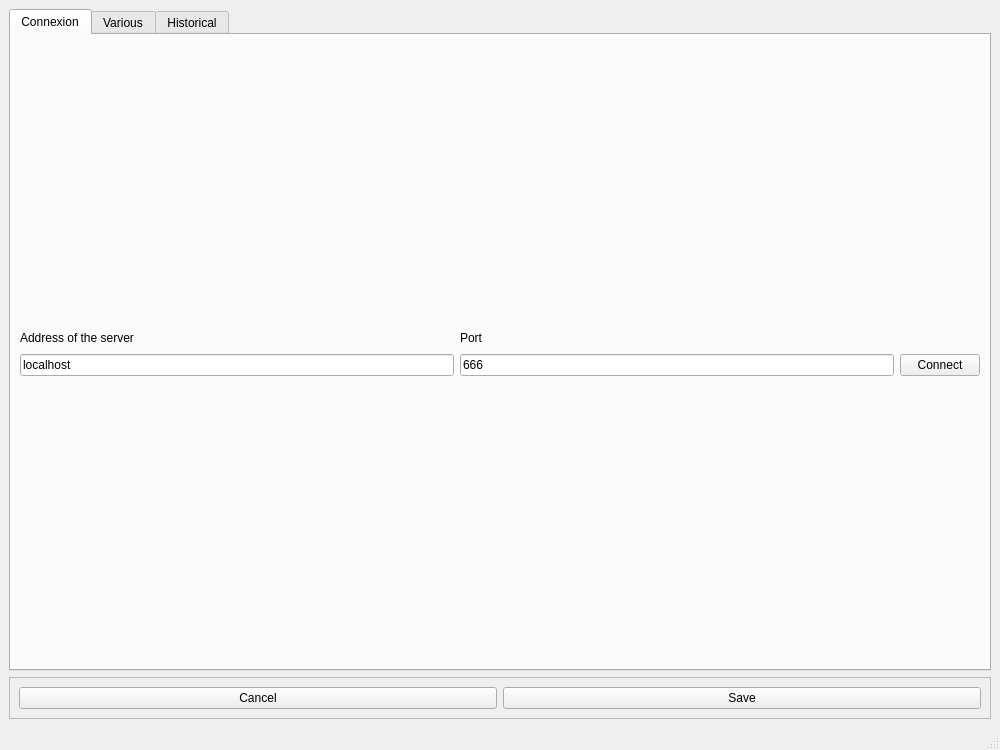
cbgp/diyabc, file python_interface/uis/preferences.ui: the form before one commit.
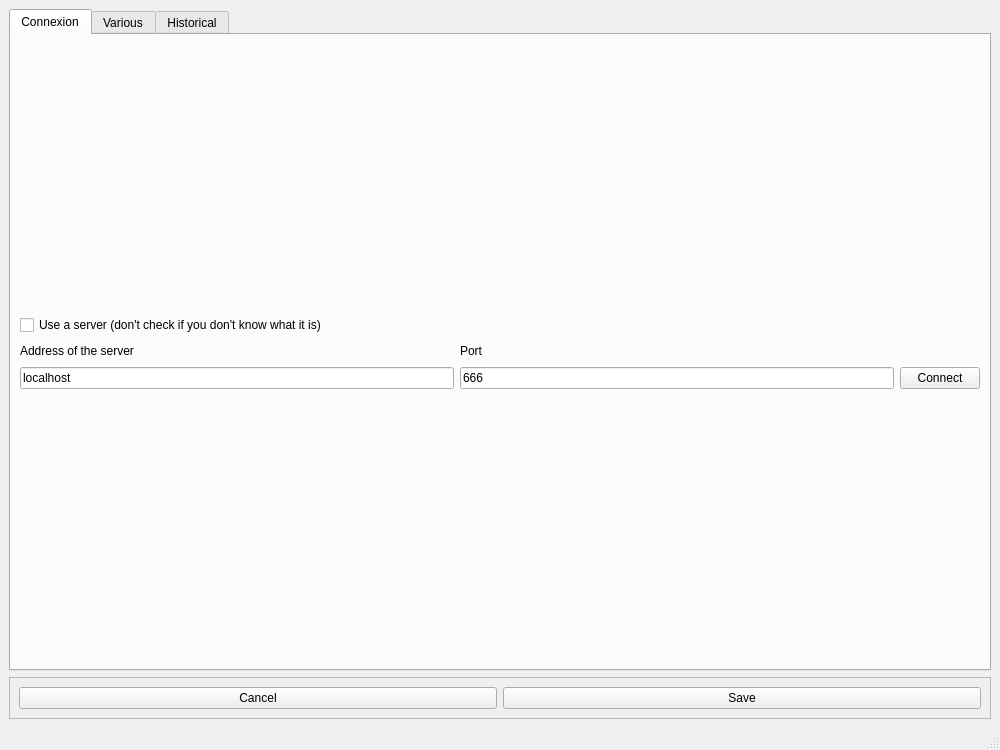
The form after the commit.

Commit message: preference added : user a server?

Diff of the .ui file:
```diff
--- a/python_interface/uis/preferences.ui
+++ b/python_interface/uis/preferences.ui
@@ -48,7 +48,7 @@
        <layout class="QVBoxLayout" name="verticalLayout_56">
         <item>
          <layout class="QGridLayout" name="gridLayout">
-          <item row="0" column="0">
+          <item row="1" column="0">
            <widget class="QLabel" name="label">
             <property name="minimumSize">
              <size>
@@ -67,7 +67,7 @@
             </property>
            </widget>
           </item>
-          <item row="0" column="1">
+          <item row="1" column="1">
            <widget class="QLabel" name="label_2">
             <property name="minimumSize">
              <size>
@@ -86,27 +86,34 @@
             </property>
            </widget>
           </item>
-          <item row="1" column="0">
+          <item row="2" column="0">
            <widget class="QLineEdit" name="addrEdit">
             <property name="text">
              <string>localhost</string>
             </property>
            </widget>
           </item>
-          <item row="1" column="1">
+          <item row="2" column="1">
            <widget class="QLineEdit" name="portEdit">
             <property name="text">
              <string>666</string>
             </property>
            </widget>
           </item>
-          <item row="1" column="2">
+          <item row="2" column="2">
            <widget class="QPushButton" name="connectButton">
             <property name="text">
              <string>Connect</string>
             </property>
            </widget>
           </item>
+          <item row="0" column="0">
+           <widget class="QCheckBox" name="serverCheck">
+            <property name="text">
+             <string>Use a server (don't check if you don't know what it is)</string>
+            </property>
+           </widget>
+          </item>
          </layout>
         </item>
        </layout>
```
The commit also changes 3 other files.
